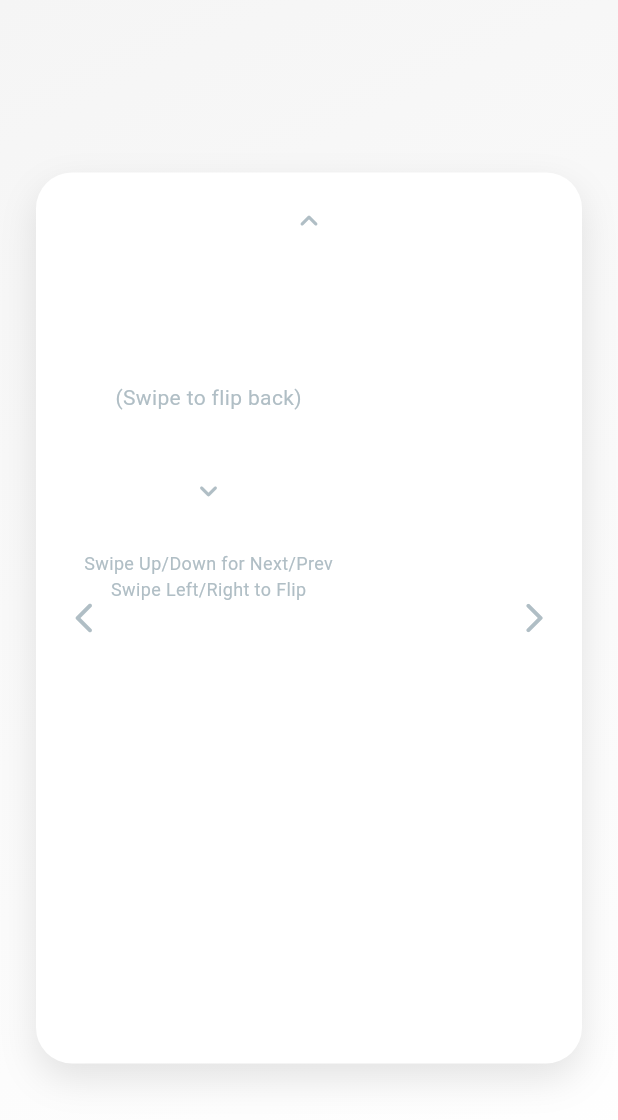
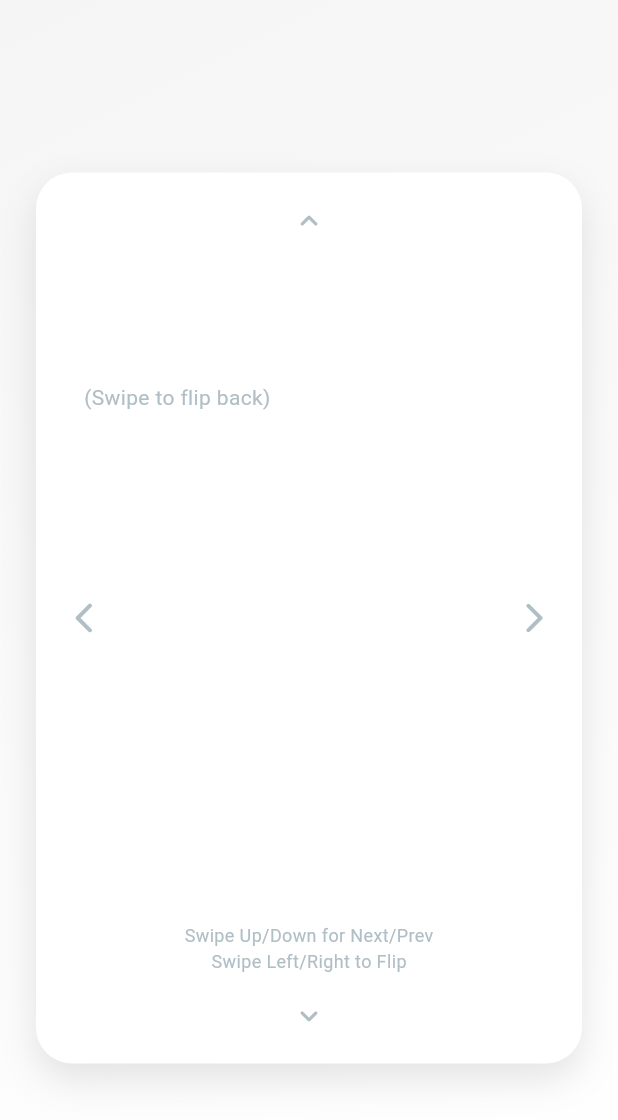
Before and after one commit to eyalmagnus/Lalyword, a Flutter app: the SpellContent widget shown alone on an empty page, opened directly with empty values, after a tap on the "arrow forward ios" icon, on a phone screen of 412 x 824 dp. Shown: the top 1120 px of the screen. Run offline on Flutter 3.47's test engine with Material 3 defaults, Android fonts, the phone set to English and light mode, and no system bars; our stand-ins replace audioplayers, flutter_riverpod, shared_preferences, video_player; missing offline and left inert: gsheets, translator; accounts and stored records are empty; network calls fail.

Commit message:
refactor: Revise layout of flashcard and spell screens by repositioning navigation instructions and buttons for improved user interaction and visual consistency.

```diff
--- a/lalyword/lib/screens/spell_screen.dart
+++ b/lalyword/lib/screens/spell_screen.dart
@@ -764,25 +764,7 @@
                                   ),
                                 ),
                             ],
-                            const SizedBox(height: 12),
-
-                            Padding(
-                              padding: const EdgeInsets.symmetric(vertical: 16.0),
-                              child: IconButton(
-                                icon: const Icon(Icons.expand_more_rounded, color: AppTheme.softGrey),
-                                onPressed: widget.onNext,
-                                tooltip: 'Next word',
-                              ),
-                            ),
-                            const Text(
-                              'Swipe Up/Down for Next/Prev',
-                              style: TextStyle(color: AppTheme.softGrey, fontSize: 12),
-                            ),
-                            const Text(
-                              'Swipe Left/Right to Flip',
-                              style: TextStyle(color: AppTheme.softGrey, fontSize: 12),
-                            ),
-                            const SizedBox(height: 16),
+                            const SizedBox(height: 48),
                           ],
                         ),
                       ),
@@ -797,6 +779,30 @@
                             onPressed: widget.onPrev,
                             tooltip: 'Previous word',
                           ),
+                        ),
+                      ),
+                      Positioned(
+                        bottom: 8,
+                        left: 0,
+                        right: 0,
+                        child: Column(
+                          mainAxisSize: MainAxisSize.min,
+                          children: [
+                            const Text(
+                              'Swipe Up/Down for Next/Prev',
+                              style: TextStyle(color: AppTheme.softGrey, fontSize: 12),
+                            ),
+                            const Text(
+                              'Swipe Left/Right to Flip',
+                              style: TextStyle(color: AppTheme.softGrey, fontSize: 12),
+                            ),
+                            const SizedBox(height: 4),
+                            IconButton(
+                              icon: const Icon(Icons.expand_more_rounded, color: AppTheme.softGrey),
+                              onPressed: widget.onNext,
+                              tooltip: 'Next word',
+                            ),
+                          ],
                         ),
                       ),
                       Positioned(
```
Also changed, not shown: lalyword/lib/screens/flashcard_screen.dart (+19 -12 lines).
